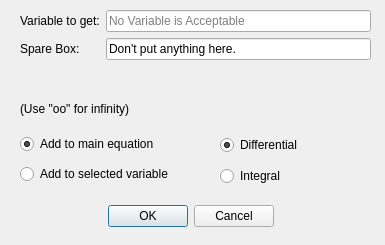
Before: the Qt Designer form ui/diffIntegral.ui in smartycope/MathTranspiler, drawn with Qt 5.
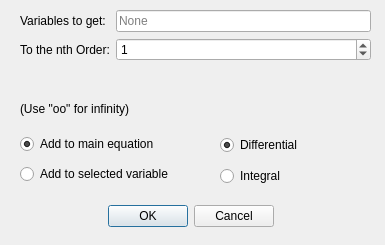
After: the same form once the commit is applied.

```diff
--- a/ui/diffIntegral.ui
+++ b/ui/diffIntegral.ui
@@ -54,28 +54,31 @@
     <item row="0" column="0">
      <widget class="QLabel" name="label">
       <property name="text">
-       <string>Variable to get:</string>
+       <string>Variables to get:</string>
       </property>
      </widget>
     </item>
     <item row="0" column="1">
      <widget class="QLineEdit" name="var">
+      <property name="text">
+       <string/>
+      </property>
       <property name="placeholderText">
-       <string>No Variable is Acceptable</string>
+       <string>None</string>
       </property>
      </widget>
     </item>
     <item row="1" column="0">
      <widget class="QLabel" name="label_2">
       <property name="text">
-       <string>Spare Box:</string>
+       <string>To the nth Order:</string>
       </property>
      </widget>
     </item>
     <item row="1" column="1">
-     <widget class="QLineEdit" name="_spare">
-      <property name="text">
-       <string>Don't put anything here.</string>
+     <widget class="QSpinBox" name="order">
+      <property name="value">
+       <number>1</number>
       </property>
      </widget>
     </item>
```
Left out of the diff: 1 changed line with no effect on the pictures.
